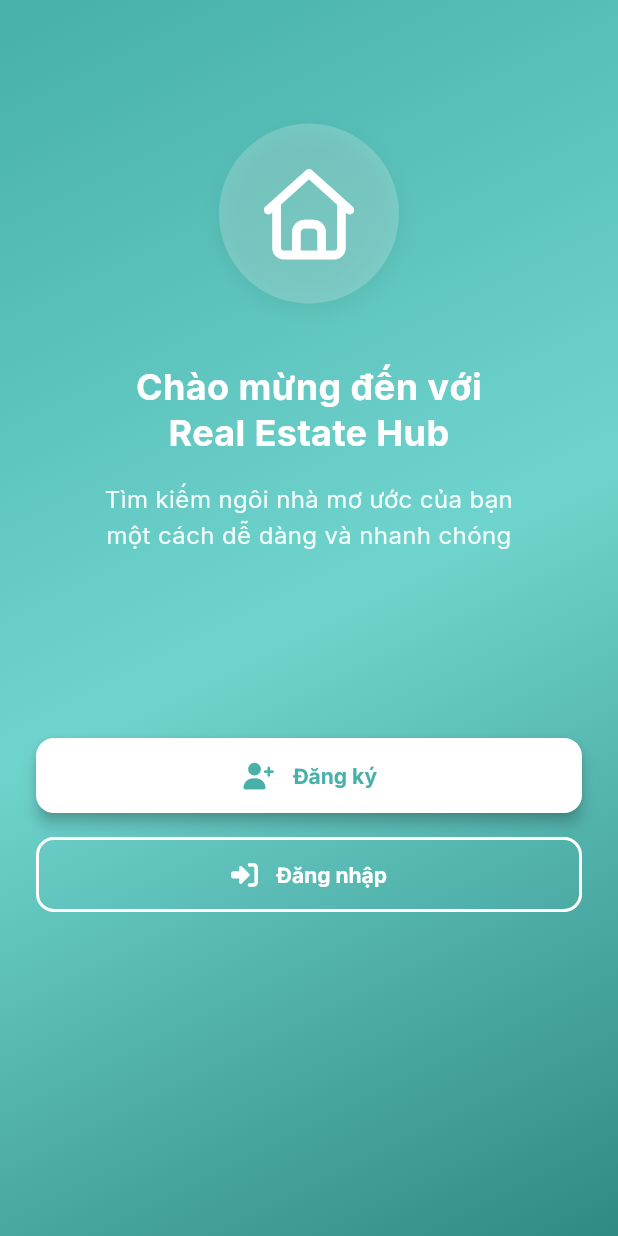
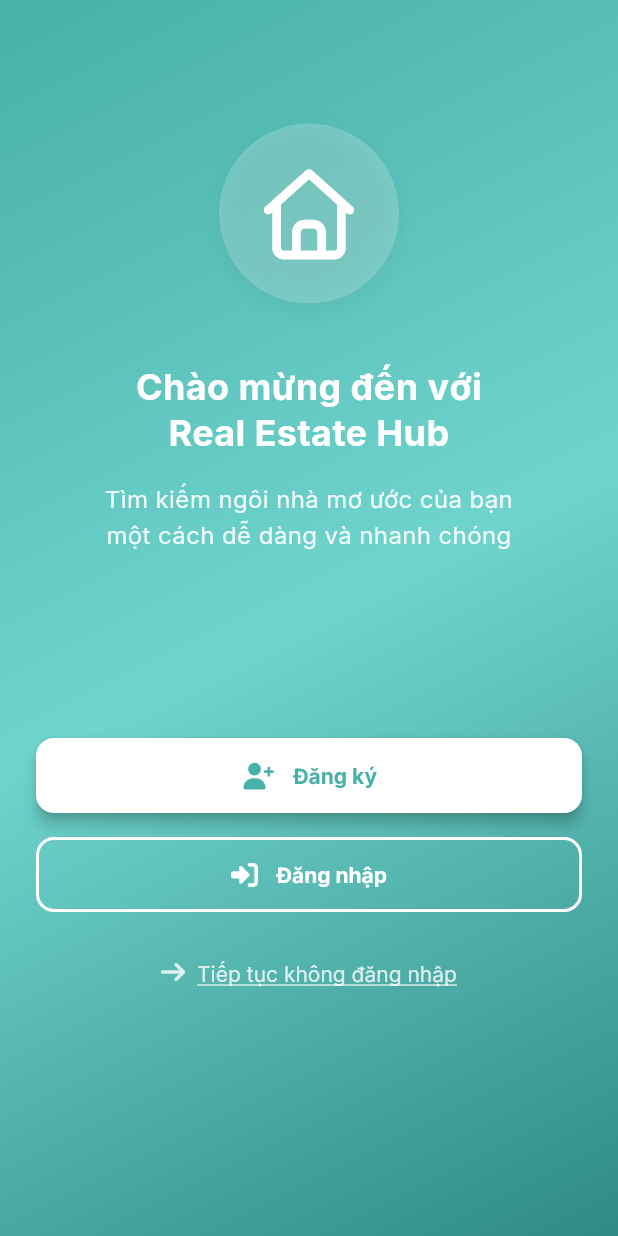
Before and after one commit to hdragon2004/real_estate_mobile, a Flutter app: the screen it shows after launch, on a phone screen of 412 x 824 dp. Run offline on Flutter 3.47's test engine with Material 3 defaults, Android fonts, the phone set to English and light mode, and no system bars; our stand-ins replace cached_network_image, dio, flutter_animate, flutter_secure_storage, font_awesome_flutter, gap and 7 more; accounts and stored records are empty.

Commit message:
thêm button tét

```diff
--- a/android_app/lib/presentation/screens/splash/welcome_screen.dart
+++ b/android_app/lib/presentation/screens/splash/welcome_screen.dart
@@ -26,6 +26,10 @@ class WelcomeScreen extends StatelessWidget {
         builder: (context) => const RegisterScreen(),
       ),
     );
+  }
+
+  void _navigateToHome(BuildContext context) {
+    Navigator.pushReplacementNamed(context, '/home');
   }
 
   @override
@@ -163,6 +167,35 @@ class WelcomeScreen extends StatelessWidget {
                       ),
                     ),
                   ),
+                  const SizedBox(height: 16),
+                  // Button bỏ qua đăng ký và vào thẳng home
+                  SizedBox(
+                    width: double.infinity,
+                    child: TextButton(
+                      onPressed: () => _navigateToHome(context),
+                      style: TextButton.styleFrom(
+                        foregroundColor: Colors.white.withValues(alpha: 0.8),
+                        padding: const EdgeInsets.symmetric(vertical: 12),
+                      ),
+                      child: Row(
+                        mainAxisAlignment: MainAxisAlignment.center,
+                        children: [
+                          const FaIcon(
+                            FontAwesomeIcons.arrowRight,
+                            size: 16,
+                          ),
+                          const SizedBox(width: 8),
+                          Text(
+                            'Tiếp tục không đăng nhập',
+                            style: AppTextStyles.bodyMedium.copyWith(
+                              color: Colors.white.withValues(alpha: 0.8),
+                              decoration: TextDecoration.underline,
+                            ),
+                          ),
+                        ],
+                      ),
+                    ),
+                  ),
                   const SizedBox(height: 32),
                 ],
               ),
```
Also changed, not shown: android_app/lib/config/app_config.dart (+12 -4 lines), android_app/lib/presentation/screens/post/create_post_screen.dart (+13 -1 lines).
